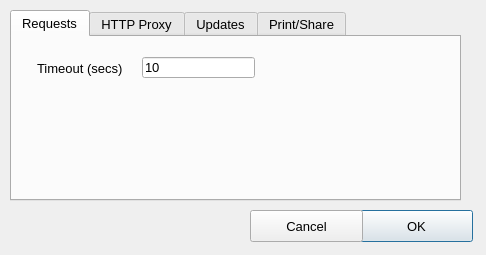
Above: resources/ui/configuration_dialog.ui from namuan/http-rider before the change. Below: the same form after it.
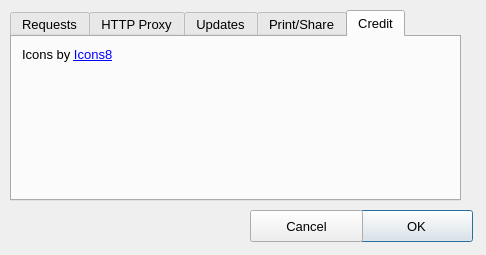
That is the form after the change. The open tabs and pages were chosen to show the change.

Commit message: [Feature] Replaced icons to make is work for both dark/light theme

```diff
--- a/resources/ui/configuration_dialog.ui
+++ b/resources/ui/configuration_dialog.ui
@@ -171,6 +171,24 @@
      </property>
     </widget>
    </widget>
+   <widget class="QWidget" name="tab_4">
+    <attribute name="title">
+     <string>Credit</string>
+    </attribute>
+    <widget class="QLabel" name="label_5">
+     <property name="geometry">
+      <rect>
+       <x>10</x>
+       <y>10</y>
+       <width>421</width>
+       <height>16</height>
+      </rect>
+     </property>
+     <property name="text">
+      <string>Icons by &lt;a href=&quot;https://icons8.com&quot;&gt;Icons8&lt;/a&gt;</string>
+     </property>
+    </widget>
+   </widget>
   </widget>
   <widget class="QPushButton" name="btn_save_configuration">
    <property name="geometry">
```
The commit also changes 12 other files.
